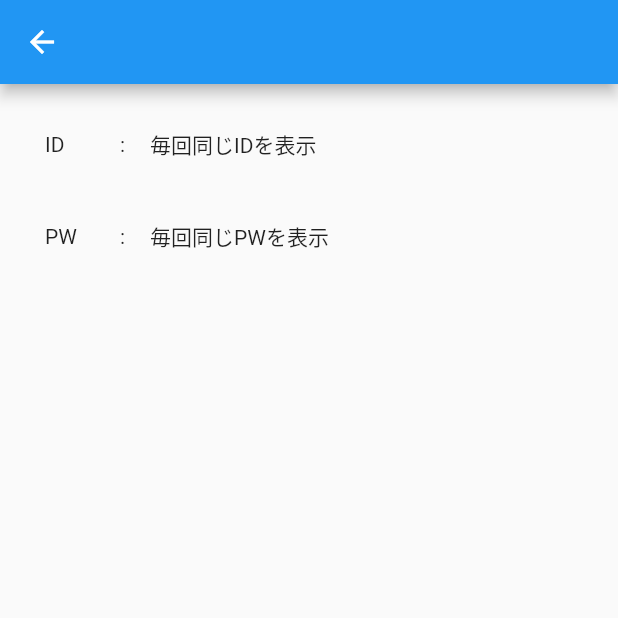
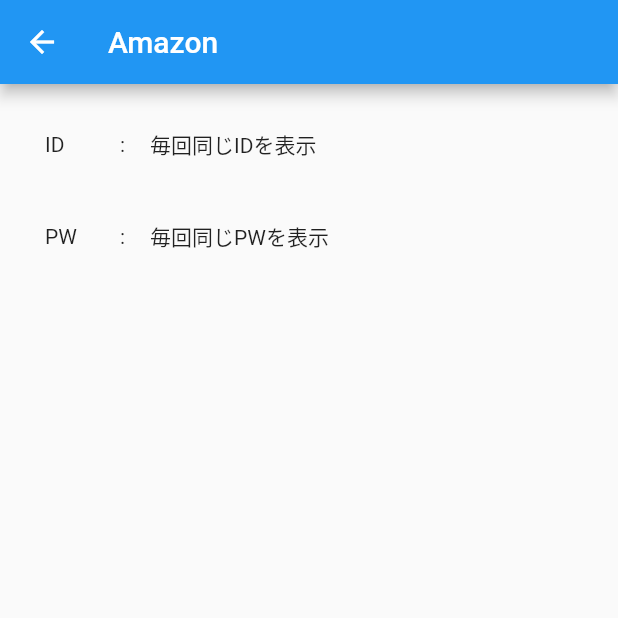
Before and after one commit to yuki1023/Flutter_passApp, a Flutter app: the screen it shows after launch, after a tap on "Amazon", on a phone screen of 412 x 824 dp, the top half of it. Run offline on Flutter 3.47's test engine with Material 2 defaults, Android fonts, the phone set to English and light mode, and no system bars.

Commit message:
新しい画面にリストからデータを引き継ぐ

```diff
--- a/lib/main.dart
+++ b/lib/main.dart
@@ -56,7 +56,7 @@ class _MyHomePageState extends State<MyHomePage> {
               ListTile(
                 onTap: () {
                   // 画面遷移の処理を記述
-                  Navigator.push(context, MaterialPageRoute(builder: (context) => NextPage()));
+                  Navigator.push(context, MaterialPageRoute(builder: (context) => NextPage(titleList[i])));
                 },
                 leading: Icon(Icons.vpn_key),
                 title: Text(titleList[i]),
@@ -83,8 +83,3 @@ class _MyHomePageState extends State<MyHomePage> {
     );
   }
 }
-
-
-
-
-// todo 新しい画面にリストからデータを引き継ぐ
--- a/lib/next_page.dart
+++ b/lib/next_page.dart
@@ -1,7 +1,9 @@
 import 'package:flutter/material.dart';
 class NextPage extends StatefulWidget {
-
-
+  // 値渡しの受け皿
+  final String title;
+// titleと言う変数に入れられる
+  NextPage(this.title);
   @override
   _NextPageState createState() => _NextPageState();
 }
@@ -10,7 +12,9 @@ class _NextPageState extends State<NextPage> {
   @override
   Widget build(BuildContext context) {
     return Scaffold(
-      appBar: AppBar(),
+      appBar: AppBar(
+        title: Text(widget.title),
+      ),
       body: Padding(
         padding: const EdgeInsets.all(30.0),
         child: Column(
```
